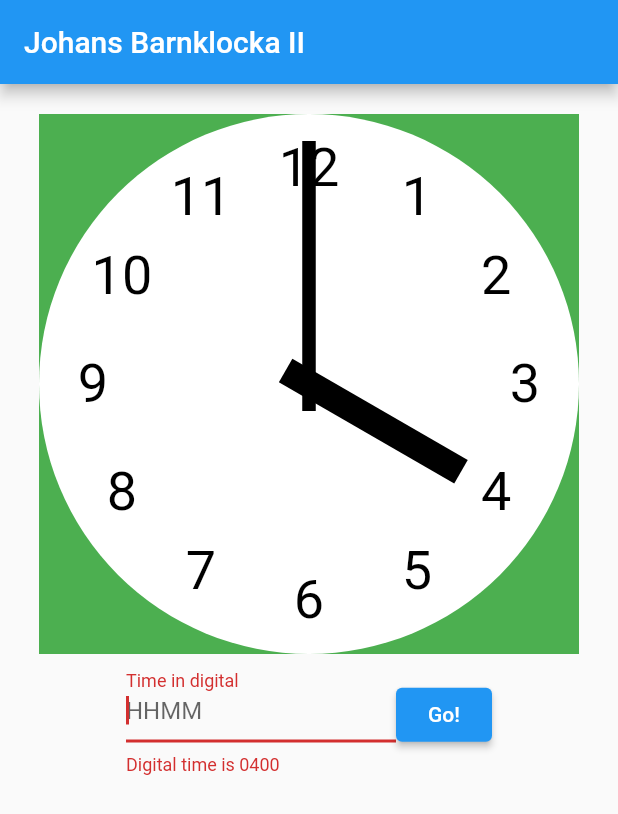
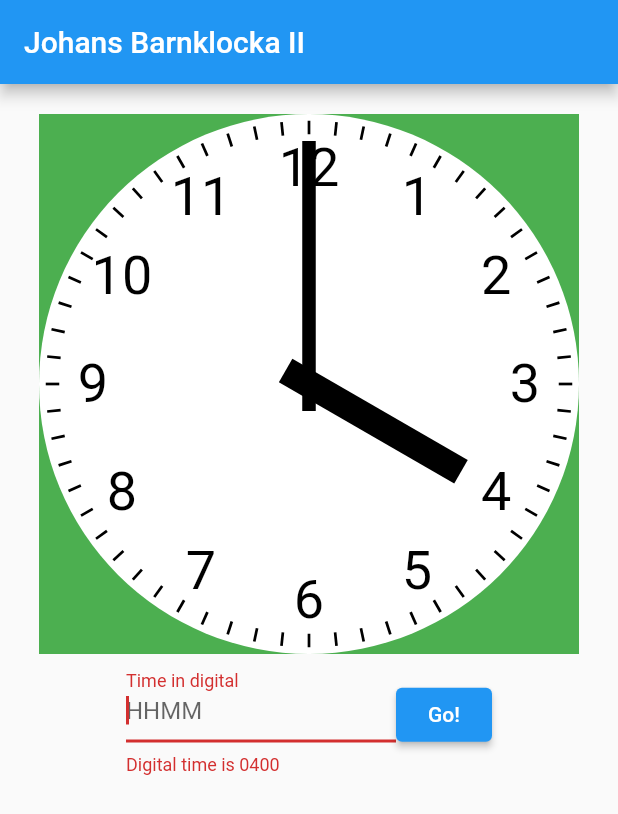
Before and after one commit to walles/barnklocka2, a Flutter app: the screen it shows after launch, after a tap on "Go!", on a phone screen of 412 x 824 dp. Shown: the top 814 px of the screen. Run offline on Flutter 3.47's test engine with Material 2 defaults, Android fonts, the phone set to English and light mode, and no system bars.

Commit message:
Add minute ticks

```diff
--- a/lib/clock.dart
+++ b/lib/clock.dart
@@ -47,10 +47,11 @@ class _ClockPainter extends CustomPainter {
 
     _paintClockFaceBackground(canvas, size.width);
     _paintNumbers(canvas, size.width);
+
     _paintHourHand(canvas, size.width);
     _paintMinuteHand(canvas, size.width);
 
-    // FIXME: Draw some ticks? Find a reference image!
+    _paintMinuteTicks(canvas, size.width);
   }
 
   void _paintClockFaceBackground(Canvas canvas, double diameter) {
@@ -133,6 +134,42 @@ class _ClockPainter extends CustomPainter {
         canvas, diameter, rotationFraction, widthFraction, lengthFraction);
   }
 
+  void _paintMinuteTicks(Canvas canvas, double diameter) {
+    const count = 60;
+
+    final radius = diameter / 2;
+    final length = radius * .05;
+    final width = radius * .01;
+
+    final paint = Paint();
+    paint.strokeWidth = width;
+    paint.color = Colors.black;
+    paint.style = PaintingStyle.stroke;
+
+    const fullRotation = pi * 2;
+
+    canvas.save();
+    try {
+      canvas.translate(radius, radius);
+      for (int i = 0; i < count; i++) {
+        final rotationFraction = i / count;
+        final rotation = fullRotation * rotationFraction;
+
+        final outerRadius = radius - length * .5;
+        final innerRadius = radius - length * 1.5;
+
+        final inner =
+            Offset(innerRadius * sin(rotation), innerRadius * cos(rotation));
+        final outer =
+            Offset(outerRadius * sin(rotation), outerRadius * cos(rotation));
+
+        canvas.drawLine(inner, outer, paint);
+      }
+    } finally {
+      canvas.restore();
+    }
+  }
+
   @override
   bool shouldRepaint(covariant CustomPainter oldDelegate) {
     // FIXME: How do we know?
```
